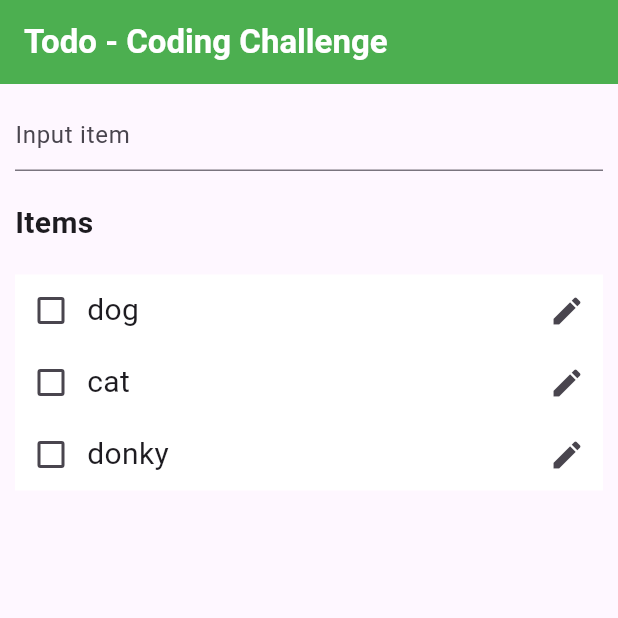
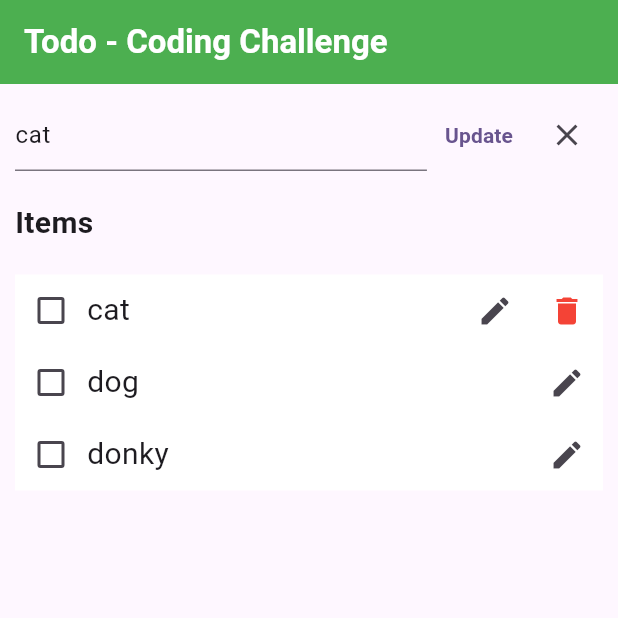
Before and after one commit to DaveatCor/vtech_challege, a Flutter app: the screen it shows after launch, after a tap on the "edit" icon, after a tap on "Update", on a phone screen of 412 x 824 dp, the top half of it. Run offline on Flutter 3.47's test engine with Material 2 defaults, Android fonts, the phone set to English and light mode, and no system bars; our stand-ins replace easy_debounce.

Commit message:
fixed bug

```diff
--- a/lib/domain/model/todo.model.dart
+++ b/lib/domain/model/todo.model.dart
@@ -6,20 +6,23 @@ class Todo {
   ValueNotifier<String>? title;
   ValueNotifier<bool>? isCheck;
   ValueNotifier<bool>? isUpdate = ValueNotifier(false);
+  ValueNotifier<bool>? isEdited = ValueNotifier(false);
 
   Todo({
     this.id,
     this.title,
-    this.isCheck
+    this.isCheck,
+    this.isEdited
   });
 
-  factory Todo.fromJson(Map<String, dynamic> map) => Todo(id: map['id'], title: ValueNotifier(map['title']), isCheck: ValueNotifier(map['is_check']));
+  factory Todo.fromJson(Map<String, dynamic> map) => Todo(isEdited: ValueNotifier(map['is_edited']), id: map['id'], title: ValueNotifier(map['title']), isCheck: ValueNotifier(map['is_check']));
 
   Map<String, dynamic> toJson(Todo todo){
     return {
       'id': id,
       'title': title,
       'is_check': isCheck,
+      'is_edited': isEdited,
     };
   }
 
--- a/lib/domain/usecase/todo/todo.uc.impl.dart
+++ b/lib/domain/usecase/todo/todo.uc.impl.dart
@@ -10,17 +10,20 @@ List<Map<String, dynamic>> sampleData = [
   {
     'id': 1,
     'title': 'dog',
-    'is_check': false
+    'is_check': false,
+    'is_edited': false
   },
   {
     'id': 2,
     'title': 'cat',
-    'is_check': false
+    'is_check': false,
+    'is_edited': false
   },
   {
     'id': 3,
     'title': 'donky',
-    'is_check': false
+    'is_check': false,
+    'is_edited': false
   }
 
 ];
@@ -57,6 +60,8 @@ class TodoUcImpl implements TodoUsecase {
 
         lstTodo = List.from(jsonDecode(response!.body)).map((e) => Todo.fromJson(e)).toList();
 
+        sortAtoZ();
+
         isReady.value = true;
 
       });
@@ -73,7 +78,8 @@ class TodoUcImpl implements TodoUsecase {
 
     EasyDebounce.debounce(
       'onChange', const Duration(seconds: 1), () {
-        filterTodo = filterMatchInput(value!).map((e) => e).toList();
+
+        filterTodo = filterMatchInput(value!.replaceAll(" ", "")).map((e) => e).toList();
 
         isInputting.value = false;
 
@@ -89,15 +95,22 @@ class TodoUcImpl implements TodoUsecase {
 
     // Update item
     if (editItemIndex.value != -1){
+      controller.text = value!.replaceAll(" ", "");
       update();
     }
     // Add new item
     else {
       if (value!.isNotEmpty){
+
         // Show Warning
-        if (isAvailableItem(value)){
+        if (isAvailableItem(value.replaceAll(" ", ""))){
           ScaffoldMessenger.of(context!).showSnackBar( const SnackBar(content: Text('Item already exist')));
         } else {
+
+          print("value $value");
+
+          controller.text = value.replaceAll(" ", "");
+
           addItem();
         }
       }
@@ -121,6 +134,8 @@ class TodoUcImpl implements TodoUsecase {
 
     resetFilter();
 
+    sortAtoZ();
+
     // ignore: invalid_use_of_protected_member, invalid_use_of_visible_for_testing_member
     isReady.notifyListeners();
   }
@@ -138,10 +153,23 @@ class TodoUcImpl implements TodoUsecase {
   @override
   void update(){
 
-    lstTodo[editItemIndex.value].title!.value = controller.text;
-    resetUpdate();
+    print("lstTodo.isEmpty) ${lstTodo.isEmpty}");
+    if (filterTodo!.isEmpty) {
 
-    resetFilter();
+      lstTodo[editItemIndex.value].title!.value = controller.text;
+
+      if(lstTodo[editItemIndex.value].isEdited!.value == false) {
+        lstTodo[editItemIndex.value].isEdited!.value = true;
+      }
+
+      print("lstTodo[editItemIndex.value].title!.value ${lstTodo[editItemIndex.value].title!.value}");
+
+      resetUpdate();
+
+      resetFilter();
+
+      sortAtoZ();
+    }
   }
 
   @override
@@ -170,6 +198,8 @@ class TodoUcImpl implements TodoUsecase {
     // This below is to noify Text to LineThrough / None
     // ignore: invalid_use_of_protected_member, invalid_use_of_visible_for_testing_member
     lstTodo[index].title!.notifyListeners();
+
+    sortAtoZ();
 
   }
 
@@ -202,4 +232,16 @@ class TodoUcImpl implements TodoUsecase {
     controller.clear();
   }
 
+  void sortAtoZ() {
+    lstTodo.sort((a, b){
+      return a.title!.value.compareTo(b.title!.value);
+    });
+  }
+
+  // void sortByChecked() {
+  //   print(lstTodo.map((e) {
+  //     if (e.isCheck!.value == true) return e;
+  //   }));
+
+  // }
 }
--- a/lib/presentation/todo.screen.dart
+++ b/lib/presentation/todo.screen.dart
@@ -211,6 +211,16 @@ class TodoItem extends StatelessWidget {
           ),
         ),
 
+        ValueListenableBuilder(
+          valueListenable: todo!.isEdited!,
+          builder: (context, isEdited, wg){
+            if (isEdited == false) return const SizedBox();
+
+            return const Text("Edited", style: TextStyle(color: Colors.green),);
+
+          }
+        ),
+
         // This ValueListenableBuilder Use For Show/Hide Whenever Item Mark Checked/Un-Check
         if (clickUpdate != null) ValueListenableBuilder(
           valueListenable: todo!.isCheck!,
```
